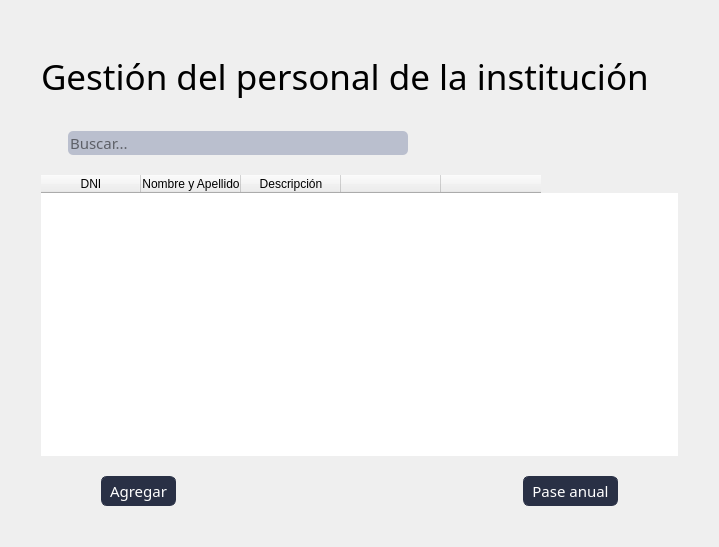
Above: blustock/ui/screens_uis/otro_personal.ui from MaxAPBusiness/Blustock before the change. Below: the same form after it.
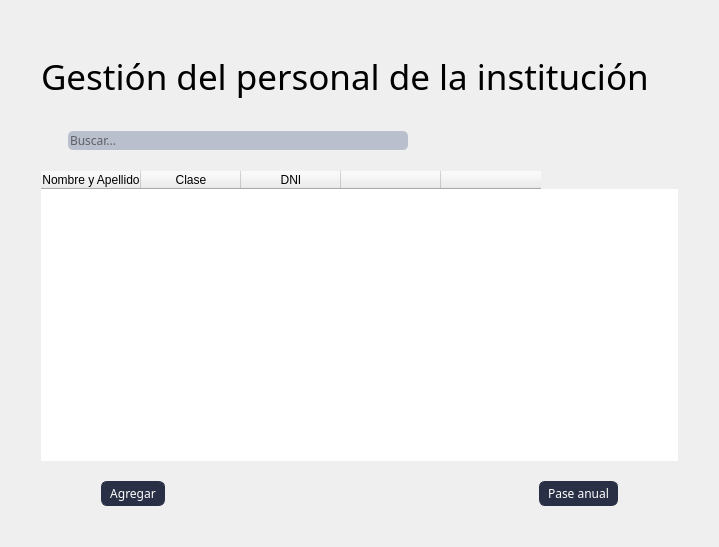
That is the form after the change. Icons and pictures are not drawn.

Diff of the .ui file:
```diff
--- a/blustock/ui/screens_uis/otro_personal.ui
+++ b/blustock/ui/screens_uis/otro_personal.ui
@@ -221,8 +221,8 @@
          </property>
          <property name="font">
           <font>
-           <family>Oswald</family>
-           <pointsize>11</pointsize>
+           <family>Oswald,sans-serif</family>
+           <weight>50</weight>
            <bold>false</bold>
           </font>
          </property>
@@ -266,11 +266,6 @@
        <property name="sortingEnabled">
         <bool>true</bool>
        </property>
-       <column>
-        <property name="text">
-         <string>DNI</string>
-        </property>
-       </column>
        <column>
         <property name="text">
          <string>Nombre y Apellido</string>
@@ -278,7 +273,12 @@
        </column>
        <column>
         <property name="text">
-         <string>Descripción</string>
+         <string>Clase</string>
+        </property>
+       </column>
+       <column>
+        <property name="text">
+         <string>DNI</string>
         </property>
        </column>
        <column>
@@ -305,8 +305,8 @@
         <widget class="QPushButton" name="pushButton_2">
          <property name="font">
           <font>
-           <family>Oswald</family>
-           <pointsize>11</pointsize>
+           <family>Oswald,sans-serif</family>
+           <weight>50</weight>
            <bold>false</bold>
           </font>
          </property>
@@ -335,8 +335,8 @@
         <widget class="QPushButton" name="pushButton">
          <property name="font">
           <font>
-           <family>Oswald</family>
-           <pointsize>11</pointsize>
+           <family>Oswald,sans-serif</family>
+           <weight>50</weight>
            <bold>false</bold>
           </font>
          </property>
```
Left out of the diff: 3 changed lines with no effect on the pictures.
